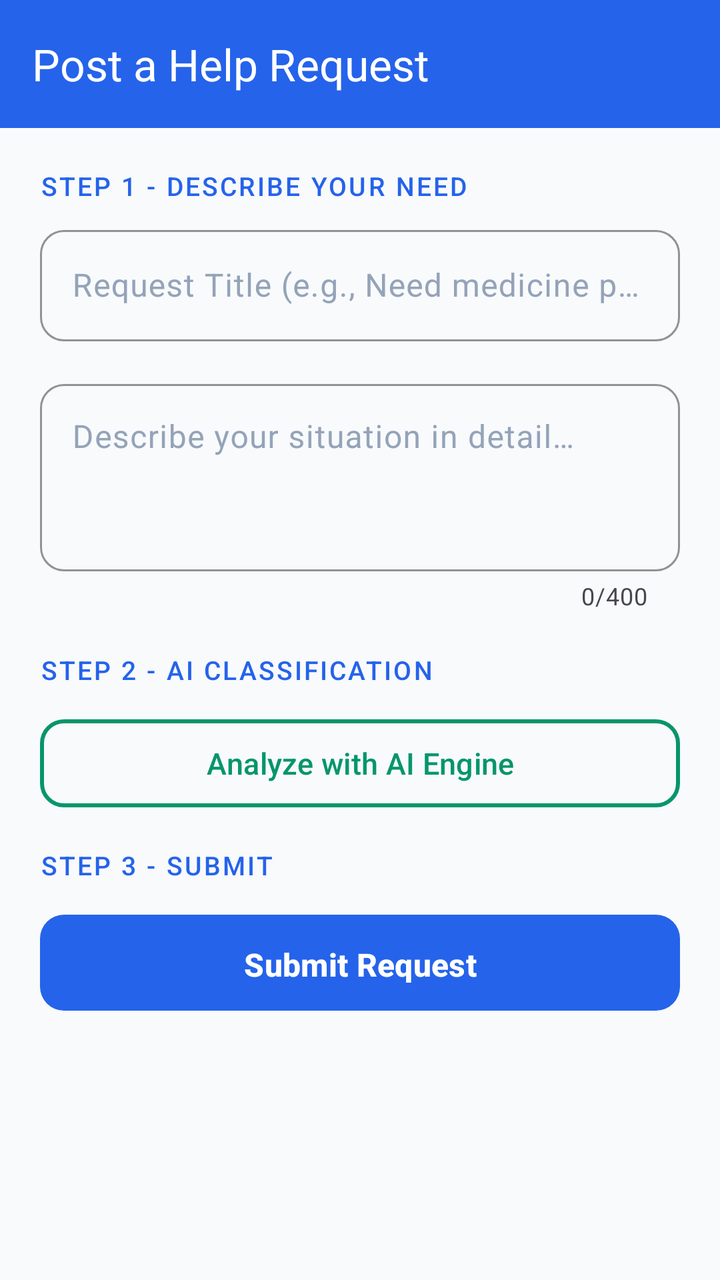
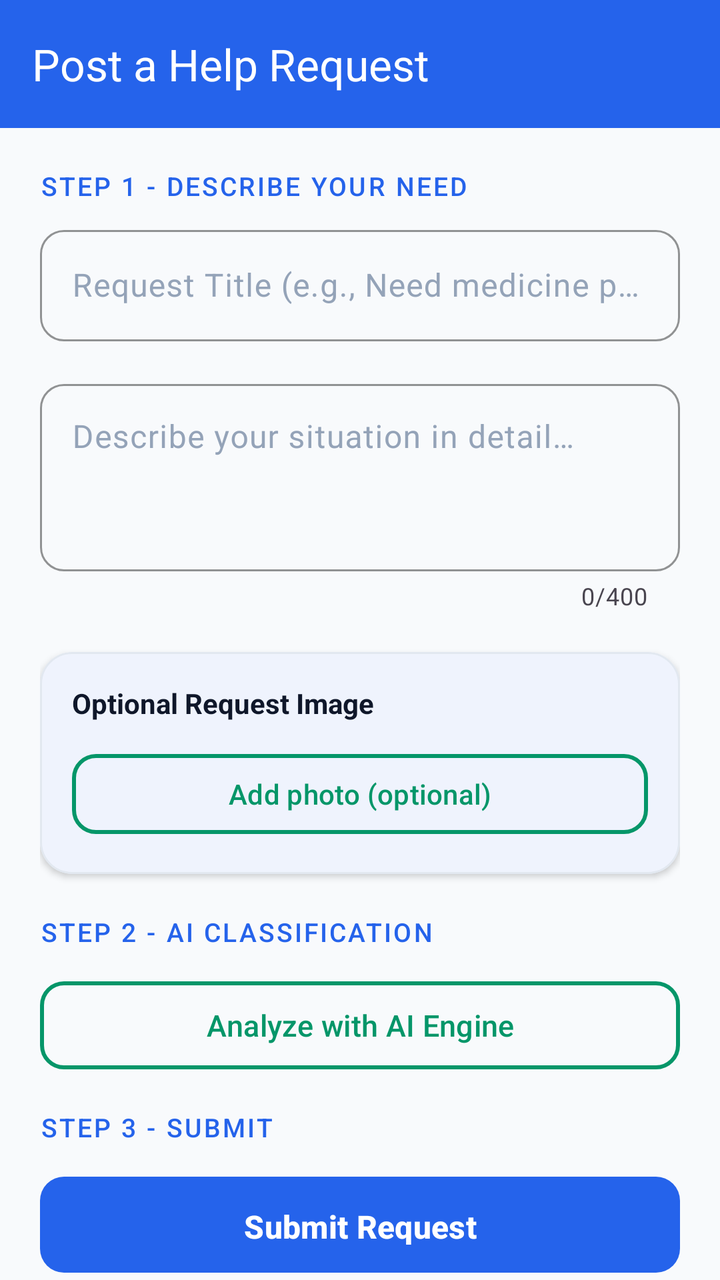

The first picture is an Android layout as it rendered before a commit; the second is the same layout after the commit. The layout source and the unified diff follow.
<!-- AndroidManifest.xml: application theme Theme.NeighbourHelpNetwork -->
<!-- res/layout/fragment_post_request.xml -->
<?xml version="1.0" encoding="utf-8"?>
<androidx.coordinatorlayout.widget.CoordinatorLayout
    xmlns:android="http://schemas.android.com/apk/res/android"
    xmlns:app="http://schemas.android.com/apk/res-auto"
    android:layout_width="match_parent"
    android:layout_height="match_parent"
    android:background="@color/colorBackground">

    
    <com.google.android.material.appbar.AppBarLayout
        android:id="@+id/appBarPost"
        android:layout_width="match_parent"
        android:layout_height="wrap_content"
        android:background="@color/colorPrimary">

        <com.google.android.material.appbar.MaterialToolbar
            android:id="@+id/toolbarPost"
            android:layout_width="match_parent"
            android:layout_height="?attr/actionBarSize"
            app:title="@string/label_post_title"
            app:titleTextColor="@color/colorTextOnDark" />

    </com.google.android.material.appbar.AppBarLayout>

    
    <androidx.core.widget.NestedScrollView
        android:layout_width="match_parent"
        android:layout_height="match_parent"
        android:fillViewport="true"
        app:layout_behavior="@string/appbar_scrolling_view_behavior">

        <LinearLayout
            android:layout_width="match_parent"
            android:layout_height="wrap_content"
            android:orientation="vertical"
            android:padding="20dp">

            
            <TextView
                android:layout_width="wrap_content"
                android:layout_height="wrap_content"
                android:layout_marginBottom="8dp"
                android:fontFamily="sans-serif-medium"
                android:text="Step 1 - Describe your need"
                android:textColor="@color/colorPrimary"
                android:textSize="13sp"
                android:textAllCaps="true"
                android:letterSpacing="0.08" />

            
            <com.google.android.material.textfield.TextInputLayout
                android:id="@+id/tilPostTitle"
                style="@style/Widget.NHN.TextInputLayout"
                android:layout_width="match_parent"
                android:layout_height="wrap_content"
                android:layout_marginBottom="16dp"
                android:hint="@string/hint_request_title">

                <com.google.android.material.textfield.TextInputEditText
                    android:id="@+id/etPostTitle"
                    android:layout_width="match_parent"
                    android:layout_height="wrap_content"
                    android:inputType="textCapSentences"
                    android:maxLines="1" />
            </com.google.android.material.textfield.TextInputLayout>

            
            <com.google.android.material.textfield.TextInputLayout
                android:id="@+id/tilPostDescription"
                style="@style/Widget.NHN.TextInputLayout"
                android:layout_width="match_parent"
                android:layout_height="wrap_content"
                android:layout_marginBottom="20dp"
                android:hint="@string/hint_request_description"
                app:counterEnabled="true"
                app:counterMaxLength="400">

                <com.google.android.material.textfield.TextInputEditText
                    android:id="@+id/etPostDescription"
                    android:layout_width="match_parent"
                    android:layout_height="wrap_content"
                    android:gravity="top"
                    android:inputType="textCapSentences|textMultiLine"
                    android:maxLines="5"
                    android:minLines="3" />
            </com.google.android.material.textfield.TextInputLayout>

            
            <TextView
                android:layout_width="wrap_content"
                android:layout_height="wrap_content"
                android:layout_marginBottom="12dp"
                android:fontFamily="sans-serif-medium"
                android:text="Step 2 - AI Classification"
                android:textColor="@color/colorPrimary"
                android:textSize="13sp"
                android:textAllCaps="true"
                android:letterSpacing="0.08" />

            
            <com.google.android.material.button.MaterialButton
                android:id="@+id/btnAnalyzeAi"
                style="@style/Widget.NHN.Button.Outlined"
                android:layout_width="match_parent"
                android:layout_height="52dp"
                android:layout_marginBottom="16dp"
                android:text="@string/btn_analyze_ai"
                android:textSize="15sp"
                app:strokeColor="@color/colorAccent"
                app:strokeWidth="2dp" />

            
            <com.google.android.material.card.MaterialCardView
                android:id="@+id/cardAiResult"
                style="@style/Widget.NHN.Card"
                android:layout_width="match_parent"
                android:layout_height="wrap_content"
                android:layout_marginBottom="20dp"
                android:visibility="gone"
                app:cardCornerRadius="16dp"
                app:cardElevation="4dp"
                app:strokeColor="@color/colorAccent"
                app:strokeWidth="1dp">

                <LinearLayout
                    android:layout_width="match_parent"
                    android:layout_height="wrap_content"
                    android:orientation="vertical"
                    android:padding="16dp">

                    <TextView
                        android:layout_width="wrap_content"
                        android:layout_height="wrap_content"
                        android:layout_marginBottom="12dp"
                        android:fontFamily="sans-serif-medium"
                        android:text="AI Analysis Result"
                        android:textColor="@color/colorPrimary"
                        android:textSize="15sp"
                        android:textStyle="bold" />

                    
                    <LinearLayout
                        android:layout_width="match_parent"
                        android:layout_height="wrap_content"
                        android:layout_marginBottom="10dp"
                        android:gravity="center_vertical"
                        android:orientation="horizontal">

                        <TextView
                            android:layout_width="80dp"
                            android:layout_height="wrap_content"
                            android:text="Category"
                            android:textColor="@color/colorTextSecondary"
                            android:textSize="12sp" />

                        <TextView
                            android:id="@+id/tvAiCategory"
                            android:layout_width="0dp"
                            android:layout_height="wrap_content"
                            android:layout_weight="1"
                            android:fontFamily="sans-serif-medium"
                            android:text="-"
                            android:textColor="@color/colorPrimary"
                            android:textSize="14sp" />
                    </LinearLayout>

                    
                    <LinearLayout
                        android:layout_width="match_parent"
                        android:layout_height="wrap_content"
                        android:layout_marginBottom="10dp"
                        android:gravity="center_vertical"
                        android:orientation="horizontal">

                        <TextView
                            android:layout_width="80dp"
                            android:layout_height="wrap_content"
                            android:text="Urgency"
                            android:textColor="@color/colorTextSecondary"
                            android:textSize="12sp" />

                        <TextView
                            android:id="@+id/tvAiUrgencyLevel"
                            android:layout_width="0dp"
                            android:layout_height="wrap_content"
                            android:layout_weight="1"
                            android:fontFamily="sans-serif-medium"
                            android:text="-"
                            android:textSize="14sp" />
                    </LinearLayout>

                    
                    <LinearLayout
                        android:layout_width="match_parent"
                        android:layout_height="wrap_content"
                        android:layout_marginBottom="12dp"
                        android:gravity="center_vertical"
                        android:orientation="horizontal">

                        <TextView
                            android:layout_width="80dp"
                            android:layout_height="wrap_content"
                            android:text="Score"
                            android:textColor="@color/colorTextSecondary"
                            android:textSize="12sp" />

                        <com.google.android.material.progressindicator.LinearProgressIndicator
                            android:id="@+id/progressAiScore"
                            android:layout_width="0dp"
                            android:layout_height="wrap_content"
                            android:layout_marginEnd="10dp"
                            android:layout_weight="1"
                            app:indicatorColor="@color/colorAccent"
                            app:trackColor="#E0E4F0"
                            app:trackCornerRadius="4dp" />

                        <TextView
                            android:id="@+id/tvAiScore"
                            android:layout_width="40dp"
                            android:layout_height="wrap_content"
                            android:gravity="end"
                            android:text="0/100"
                            android:textColor="@color/colorTextPrimary"
                            android:textSize="12sp"
                            android:textStyle="bold" />
                    </LinearLayout>

                    
                    <TextView
                        android:layout_width="wrap_content"
                        android:layout_height="wrap_content"
                        android:layout_marginBottom="6dp"
                        android:text="Tags"
                        android:textColor="@color/colorTextSecondary"
                        android:textSize="12sp" />

                    <com.google.android.material.chip.ChipGroup
                        android:id="@+id/chipGroupTags"
                        android:layout_width="match_parent"
                        android:layout_height="wrap_content" />

                </LinearLayout>
            </com.google.android.material.card.MaterialCardView>

            
            <TextView
                android:layout_width="wrap_content"
                android:layout_height="wrap_content"
                android:layout_marginBottom="12dp"
                android:fontFamily="sans-serif-medium"
                android:text="Step 3 - Submit"
                android:textColor="@color/colorPrimary"
                android:textSize="13sp"
                android:textAllCaps="true"
                android:letterSpacing="0.08" />

            
            <com.google.android.material.button.MaterialButton
                android:id="@+id/btnSubmitRequest"
                style="@style/Widget.NHN.Button.Primary"
                android:layout_width="match_parent"
                android:layout_height="56dp"
                android:text="@string/btn_submit_request"
                android:textSize="16sp" />

            
            <com.google.android.material.progressindicator.LinearProgressIndicator
                android:id="@+id/progressSubmit"
                android:layout_width="match_parent"
                android:layout_height="wrap_content"
                android:layout_marginTop="12dp"
                android:indeterminate="true"
                android:visibility="gone"
                app:indicatorColor="@color/colorAccent"
                app:trackColor="#E0E4F0" />

            <View android:layout_width="match_parent"
                android:layout_height="24dp" />

        </LinearLayout>
    </androidx.core.widget.NestedScrollView>

</androidx.coordinatorlayout.widget.CoordinatorLayout>
<!-- resources referenced by this layout -->
<resources>
  <color name="colorAccent">#059669</color>
  <color name="colorBackground">#F8FAFC</color>
  <color name="colorPrimary">#2563EB</color>
  <color name="colorTextOnDark">#FFFFFF</color>
  <color name="colorTextPrimary">#0F172A</color>
  <color name="colorTextSecondary">#475569</color>
  <string name="btn_analyze_ai">Analyze with AI Engine</string>
  <string name="btn_submit_request">Submit Request</string>
  <string name="hint_request_description">Describe your situation in detail…</string>
  <string name="hint_request_title">Request Title (e.g., Need medicine pickup)</string>
  <string name="label_post_title">Post a Help Request</string>
  <style name="Widget.NHN.Button.Outlined" parent="Widget.Material3.Button.OutlinedButton">
          <item name="strokeColor">@color/colorAccent</item>
          <item name="android:textColor">@color/colorAccent</item>
          <item name="cornerRadius">12dp</item>
          <item name="strokeWidth">2dp</item>
      </style>
  <style name="Widget.NHN.Button.Primary" parent="Widget.Material3.Button">
          <item name="backgroundTint">@color/colorPrimary</item>
          <item name="android:textColor">@color/colorOnPrimary</item>
          <item name="cornerRadius">12dp</item>
          <item name="android:paddingTop">14dp</item>
          <item name="android:paddingBottom">14dp</item>
          <item name="android:textStyle">bold</item>
          <item name="android:textSize">16sp</item>
      </style>
  <style name="Widget.NHN.Card" parent="Widget.Material3.CardView.Elevated">
          <item name="cardCornerRadius">20dp</item>
          <item name="cardElevation">2dp</item>
          <item name="cardBackgroundColor">@color/colorSurface</item>
      </style>
  <style name="Widget.NHN.TextInputLayout" parent="Widget.Material3.TextInputLayout.OutlinedBox">
          <item name="boxStrokeColor">@color/colorPrimary</item>
          <item name="hintTextColor">@color/colorPrimary</item>
          <item name="android:textColorHint">@color/colorTextHint</item>
          <item name="boxCornerRadiusTopStart">12dp</item>
          <item name="boxCornerRadiusTopEnd">12dp</item>
          <item name="boxCornerRadiusBottomStart">12dp</item>
          <item name="boxCornerRadiusBottomEnd">12dp</item>
      </style>
  <color name="colorOnPrimary">#FFFFFF</color>
  <color name="colorSurface">#FFFFFF</color>
  <color name="colorTextHint">#94A3B8</color>
  <color name="colorSurfaceVariant">#F1F5F9</color>
  <color name="colorOnAccent">#FFFFFF</color>
  <color name="colorOnSurface">#0F172A</color>
  <color name="colorOutline">#CBD5E1</color>
  <!-- unchanged entries left out for length: 1 -->
</resources>

<!-- the commit's change to res/layout/fragment_post_request.xml (unified diff, before → after) -->
@@ -86,6 +86,68 @@
             </com.google.android.material.textfield.TextInputLayout>
 
             
+            <com.google.android.material.card.MaterialCardView
+                android:id="@+id/cardRequestImage"
+                style="@style/Widget.NHN.Card"
+                android:layout_width="match_parent"
+                android:layout_height="wrap_content"
+                android:layout_marginBottom="20dp"
+                app:cardCornerRadius="16dp"
+                app:strokeColor="@color/colorDivider"
+                app:strokeWidth="1dp">
+
+                <LinearLayout
+                    android:layout_width="match_parent"
+                    android:layout_height="wrap_content"
+                    android:orientation="vertical"
+                    android:padding="16dp">
+
+                    <TextView
+                        android:layout_width="wrap_content"
+                        android:layout_height="wrap_content"
+                        android:layout_marginBottom="12dp"
+                        android:text="Optional Request Image"
+                        android:textColor="@color/colorTextPrimary"
+                        android:textSize="14sp"
+                        android:textStyle="bold" />
+
+                    <ImageView
+                        android:id="@+id/ivRequestPreview"
+                        android:layout_width="match_parent"
+                        android:layout_height="180dp"
+                        android:layout_marginBottom="12dp"
+                        android:background="@drawable/bg_avatar_circle"
+                        android:contentDescription="Request image preview"
+                        android:scaleType="centerCrop"
+                        android:src="@drawable/ic_person_placeholder"
+                        android:visibility="gone" />
+
+                    <LinearLayout
+                        android:id="@+id/layoutRequestImagePreview"
+                        android:layout_width="match_parent"
+                        android:layout_height="wrap_content"
+                        android:orientation="horizontal"
+                        android:visibility="gone">
+
+                        <com.google.android.material.button.MaterialButton
+                            android:id="@+id/btnRemoveRequestImage"
+                            style="@style/Widget.MaterialComponents.Button.OutlinedButton"
+                            android:layout_width="wrap_content"
+                            android:layout_height="wrap_content"
+                            android:text="Remove photo" />
+                    </LinearLayout>
+
+                    <com.google.android.material.button.MaterialButton
+                        android:id="@+id/btnAddRequestImage"
+                        style="@style/Widget.NHN.Button.Outlined"
+                        android:layout_width="match_parent"
+                        android:layout_height="wrap_content"
+                        android:text="Add photo (optional)" />
+
+                </LinearLayout>
+            </com.google.android.material.card.MaterialCardView>
+
+            
             <TextView
                 android:layout_width="wrap_content"
                 android:layout_height="wrap_content"
<!-- resource entries referenced after the edit -->
@@ -2,10 +2,31 @@
 <resources>
   <color name="colorAccent">#059669</color>
   <color name="colorBackground">#F8FAFC</color>
+  <color name="colorDivider">#E2E8F0</color>
   <color name="colorPrimary">#2563EB</color>
   <color name="colorTextOnDark">#FFFFFF</color>
   <color name="colorTextPrimary">#0F172A</color>
   <color name="colorTextSecondary">#475569</color>
+  <!-- drawable bg_avatar_circle (drawable) -->
+  <?xml version="1.0" encoding="utf-8"?>
+  <shape xmlns:android="http://schemas.android.com/apk/res/android"
+      android:shape="oval">
+      <solid android:color="#E8EAF6" />
+      <stroke
+          android:width="2dp"
+          android:color="@color/colorPrimary" />
+  </shape>
+  <!-- drawable ic_person_placeholder (drawable) -->
+  <?xml version="1.0" encoding="utf-8"?>
+  <vector xmlns:android="http://schemas.android.com/apk/res/android"
+      android:width="96dp"
+      android:height="96dp"
+      android:viewportWidth="24"
+      android:viewportHeight="24">
+      <path
+          android:fillColor="#9FA8DA"
+          android:pathData="M12,12c2.21,0 4,-1.79 4,-4s-1.79,-4 -4,-4 -4,1.79 -4,4 1.79,4 4,4zM12,14c-2.67,0 -8,1.34 -8,4v2h16v-2c0,-2.66 -5.33,-4 -8,-4z"/>
+  </vector>
   <string name="btn_analyze_ai">Analyze with AI Engine</string>
   <string name="btn_submit_request">Submit Request</string>
   <string name="hint_request_description">Describe your situation in detail…</string>
